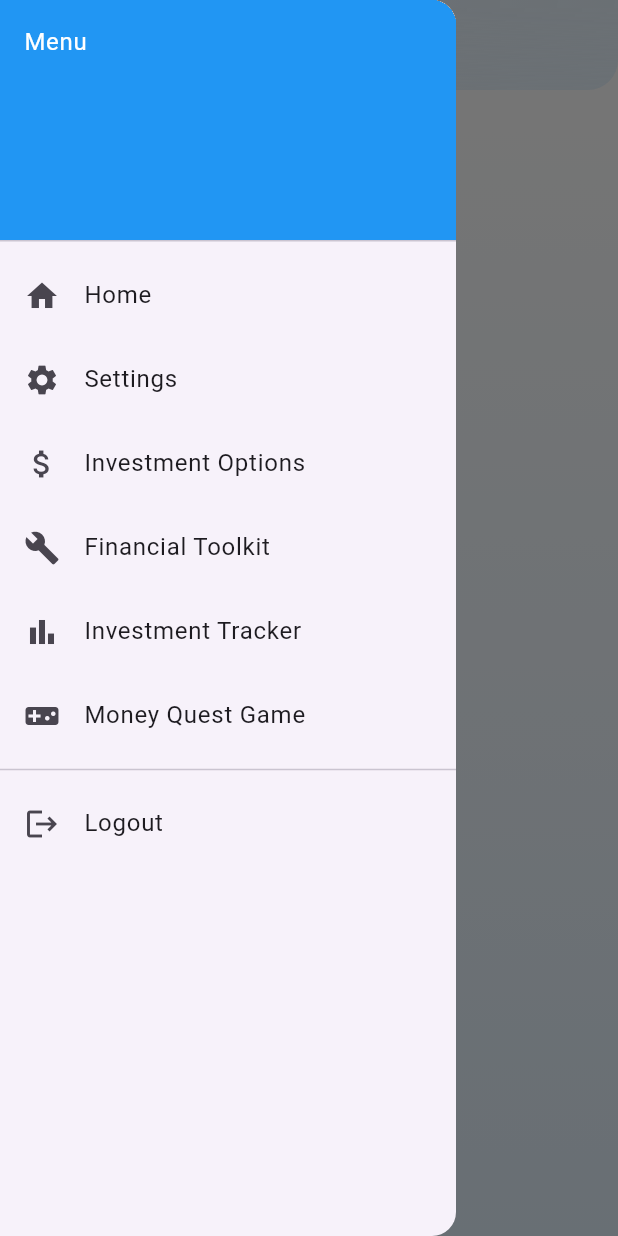
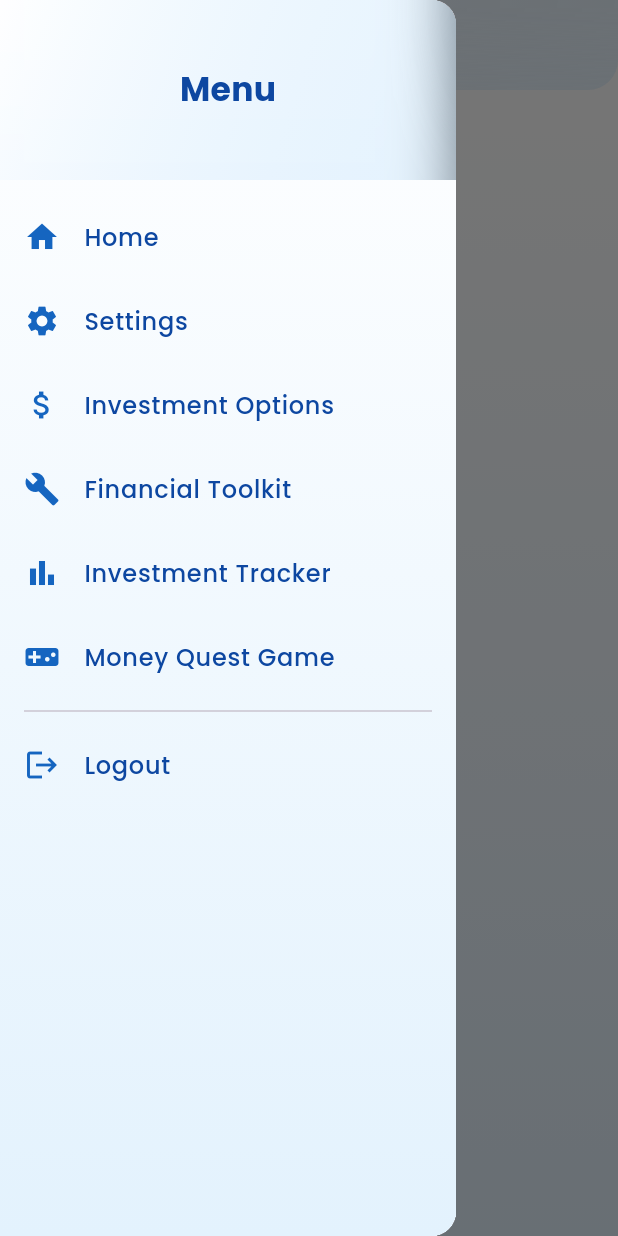
Before and after one commit to rakhi-1112/generic_voice_assistant, a Flutter app: the HomeScreen screen opened by its route, with the side drawer open, on a phone screen of 412 x 824 dp. Run offline on Flutter 3.47's test engine with Material 3 defaults, Android fonts, the phone set to English and light mode, and no system bars; drawn by our look-alikes of flutter_animate, glassmorphism; our stand-ins replace audioplayers, firebase_auth, firebase_core, fl_chart, flutter_markdown, google_fonts and 4 more; missing offline and left inert: flutter_sound, record; accounts and stored records are empty; project files that could hold a hidden picture were left out.

Commit message:
add theme to side bar

```diff
--- a/frontend_flutter/lib/screens/home/home_screen.dart
+++ b/frontend_flutter/lib/screens/home/home_screen.dart
@@ -220,65 +220,121 @@ class AppSidebar extends StatelessWidget {
 
   @override
   Widget build(BuildContext context) {
+    final textStyle = GoogleFonts.poppins(
+      fontSize: 16,
+      fontWeight: FontWeight.w500,
+      color: Colors.blue.shade900,
+    );
+
     return Drawer(
+      child: Container(
+        decoration: const BoxDecoration(
+          gradient: LinearGradient(
+            colors: [Colors.white, Color(0xFFE3F2FD)],
+            begin: Alignment.topCenter,
+            end: Alignment.bottomCenter,
+          ),
+        ),
         child: ListView(
           padding: EdgeInsets.zero,
           children: [
-          const DrawerHeader(
-            decoration: BoxDecoration(color: Colors.blue),
-            child: TranslatedText("Menu", style: TextStyle(color: Colors.white)),
+            GlassmorphicContainer(
+              width: double.infinity,
+              height: 120,
+              borderRadius: 0,
+              blur: 20,
+              alignment: Alignment.center,
+              border: 0,
+              linearGradient: LinearGradient(
+                colors: [
+                  Colors.white.withOpacity(0.2),
+                  Colors.blue.withOpacity(0.1),
+                ],
+                begin: Alignment.topLeft,
+                end: Alignment.bottomRight,
               ),
-          ListTile(
-            leading: const Icon(Icons.home),
-            title: const TranslatedText("Home"),
+              borderGradient: LinearGradient(
+                colors: [
+                  Colors.white.withOpacity(0.3),
+                  Colors.blue.withOpacity(0.3),
+                ],
+              ),
+              child: Center(
+                child: TranslatedText(
+                  "Menu",
+                  style: GoogleFonts.poppins(
+                    fontSize: 22,
+                    fontWeight: FontWeight.bold,
+                    color: Colors.blue.shade900,
+                  ),
+                ),
+              ),
+            ),
+            const SizedBox(height: 10),
+            _buildDrawerItem(
+              icon: Icons.home,
+              label: "Home",
               onTap: () => Navigator.of(context).pop(),
+              style: textStyle,
             ),
-          ListTile(
-            leading: const Icon(Icons.settings),
-            title: const TranslatedText("Settings"),
+            _buildDrawerItem(
+              icon: Icons.settings,
+              label: "Settings",
               onTap: () => Navigator.of(context).push(MaterialPageRoute(builder: (_) => const SettingsScreen())),
+              style: textStyle,
             ),
-          ListTile(
-            leading: const Icon(Icons.attach_money),
-            title: const Text("Investment Options"),
+            _buildDrawerItem(
+              icon: Icons.attach_money,
+              label: "Investment Options",
               onTap: () => Navigator.of(context).push(MaterialPageRoute(builder: (_) => const InvestmentOptionsScreen())),
+              style: textStyle,
             ),
-          ListTile(
-            leading: const Icon(Icons.build),
-            title: const Text("Financial Toolkit"),
+            _buildDrawerItem(
+              icon: Icons.build,
+              label: "Financial Toolkit",
               onTap: () => Navigator.of(context).push(MaterialPageRoute(builder: (_) => const FinancialToolkitMenu())),
+              style: textStyle,
             ),
-          ListTile(
-            leading: const Icon(Icons.bar_chart),
-            title: const Text("Investment Tracker"),
+            _buildDrawerItem(
+              icon: Icons.bar_chart,
+              label: "Investment Tracker",
               onTap: () => Navigator.of(context).push(MaterialPageRoute(builder: (_) => const InvestmentTrackerScreen())),
+              style: textStyle,
             ),
-         ListTile(
-          leading: const Icon(Icons.videogame_asset),
-          title: const Text("Money Quest Game"),
-          onTap: () {
-            Navigator.of(context).push(MaterialPageRoute(
-              builder: (context) => const MoneyQuestGameScreen(),
-            ));
-          },
+            _buildDrawerItem(
+              icon: Icons.videogame_asset,
+              label: "Money Quest Game",
+              onTap: () => Navigator.of(context).push(MaterialPageRoute(builder: (_) => const MoneyQuestGameScreen())),
+              style: textStyle,
             ),
-        const Divider(),
-            ListTile(
-              leading: const Icon(Icons.logout),
-              title: const TranslatedText("Logout"),
+            const Divider(thickness: 1, indent: 16, endIndent: 16),
+            _buildDrawerItem(
+              icon: Icons.logout,
+              label: "Logout",
               onTap: () async {
                 Navigator.of(context).pop();
-
                 await FirebaseAuth.instance.signOut();
-
-                Navigator.of(context).pushNamedAndRemoveUntil(
-                  '/login',
-                  (route) => false,
-                );
+                Navigator.of(context).pushNamedAndRemoveUntil('/login', (route) => false);
               },
+              style: textStyle,
             ),
           ],
         ),
+      ),
+    );
+  }
+
+  Widget _buildDrawerItem({
+    required IconData icon,
+    required String label,
+    required VoidCallback onTap,
+    required TextStyle style,
+  }) {
+    return ListTile(
+      leading: Icon(icon, color: Colors.blue.shade800),
+      title: Text(label, style: style),
+      onTap: onTap,
+      hoverColor: Colors.blue.shade50.withOpacity(0.3),
     );
   }
 }
```
Lines whose indentation alone changed are shown as unchanged.
